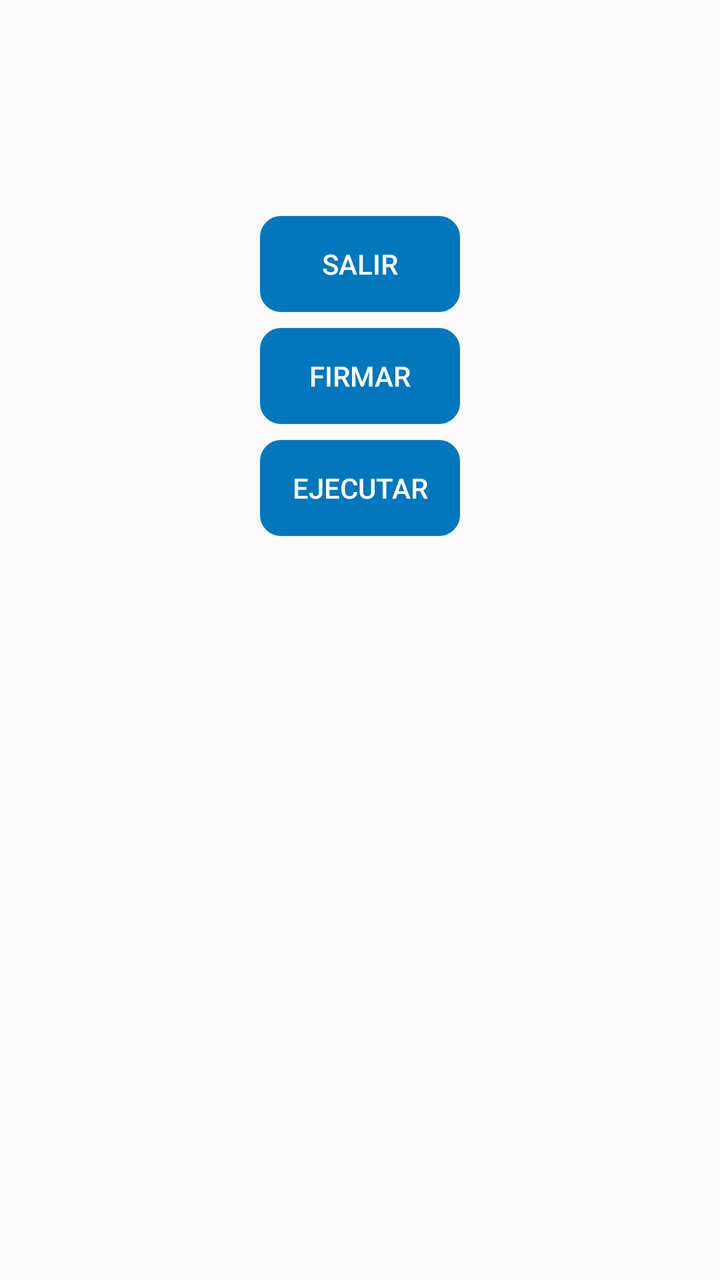
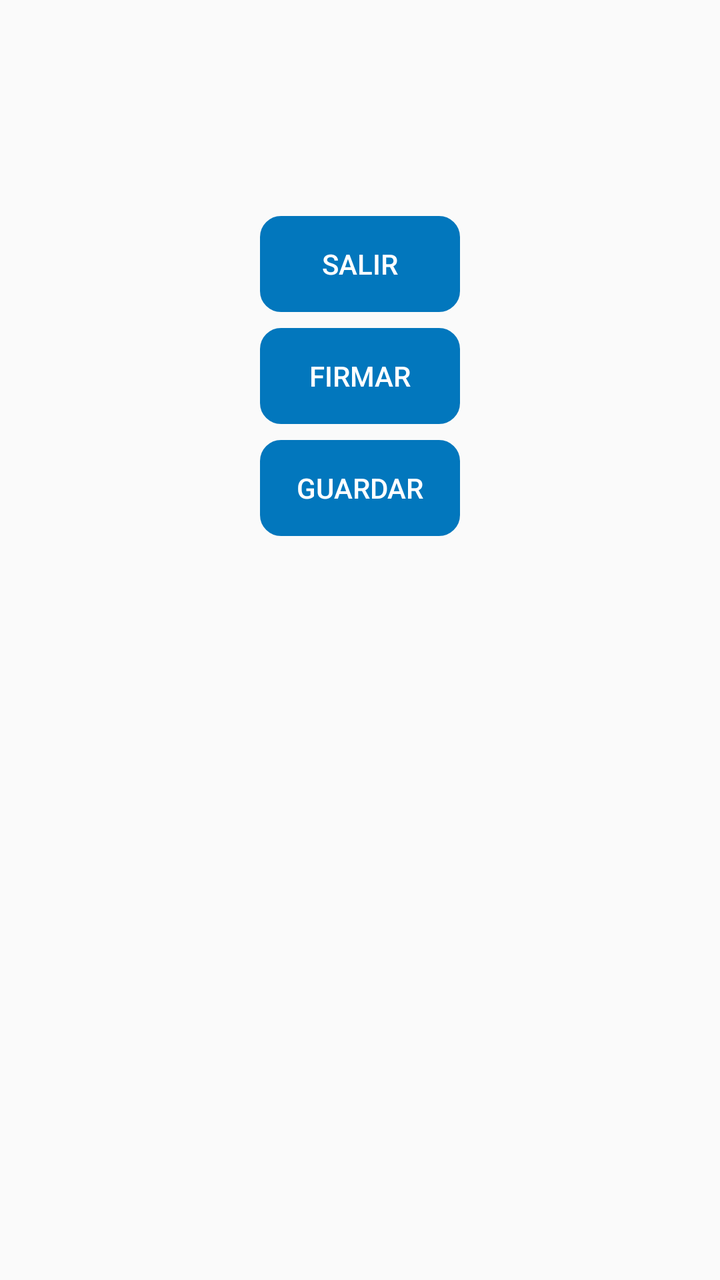

The first picture is an Android layout as it rendered before a commit; the second is the same layout after the commit. The layout source and the unified diff follow.
<!-- AndroidManifest.xml: application theme AppTheme -->
<!-- res/layout/activity_ejecutar_reporte.xml -->
<?xml version="1.0" encoding="utf-8"?>
<FrameLayout xmlns:android="http://schemas.android.com/apk/res/android"
    xmlns:app="http://schemas.android.com/apk/res-auto"
    xmlns:tools="http://schemas.android.com/tools"
    android:layout_width="match_parent"
    android:layout_height="match_parent"
    tools:context=".Fragments.EjecutarReportes">

    <android.support.constraint.ConstraintLayout
        android:layout_width="match_parent"
        android:layout_height="match_parent"
        android:layout_marginTop="100dp">

        <Button
            android:id="@+id/ejecutarR"
            android:layout_width="100dp"
            android:layout_height="wrap_content"
            android:layout_alignParentStart="true"
            android:layout_marginTop="8dp"
            android:background="@drawable/boton"
            android:backgroundTint="@color/colorPrimary"
            android:text="@string/ejecutar"
            android:textColor="#fff"
            app:layout_constraintEnd_toEndOf="@+id/firmarRep"
            app:layout_constraintStart_toStartOf="@+id/firmarRep"
            app:layout_constraintTop_toBottomOf="@+id/firmarRep" />

        <Button
            android:id="@+id/firmarRep"
            android:layout_width="100dp"
            android:layout_height="wrap_content"
            android:layout_alignParentEnd="true"
            android:layout_marginTop="8dp"
            android:layout_toEndOf="@+id/ejecutarR"
            android:background="@drawable/boton"
            android:backgroundTint="@color/colorPrimary"
            android:enabled="true"
            android:text="@string/firmar"
            android:textColor="#fff"
            app:layout_constraintEnd_toEndOf="@+id/SalirR"
            app:layout_constraintStart_toStartOf="@+id/SalirR"
            app:layout_constraintTop_toBottomOf="@+id/SalirR" />

        <Button
            android:id="@+id/SalirR"
            android:layout_width="100dp"
            android:layout_height="wrap_content"
            android:layout_below="@+id/ejecutarR"
            android:layout_centerHorizontal="true"
            android:layout_marginStart="8dp"
            android:layout_marginTop="8dp"
            android:layout_marginEnd="8dp"
            android:background="@drawable/boton"
            android:backgroundTint="@color/colorPrimary"
            android:text="@string/salir"
            android:textColor="#fff"
            app:layout_constraintEnd_toEndOf="parent"
            app:layout_constraintStart_toStartOf="parent"
            app:layout_constraintTop_toTopOf="parent" />
    </android.support.constraint.ConstraintLayout>
</FrameLayout>
<!-- resources referenced by this layout -->
<resources>
  <color name="colorPrimary">#0277BD</color>
  <!-- drawable boton (drawable) -->
  <?xml version="1.0" encoding="utf-8"?>
      <shape xmlns:android="http://schemas.android.com/apk/res/android" android:shape="rectangle">
          <stroke  android:width="1dp"/>
          <corners android:radius="10dp"/>
  
  
      </shape>
  <string name="ejecutar">Ejecutar</string>
  <string name="firmar">Firmar</string>
  <string name="salir">Salir</string>
  <style name="AppTheme" parent="Theme.AppCompat.Light.DarkActionBar">
          
          <item name="colorPrimary">@color/colorPrimary</item>
          <item name="colorPrimaryDark">@color/colorPrimaryDark</item>
          <item name="colorAccent">@color/colorAccent</item>
          <item name="android:colorForeground">@android:color/background_dark</item>
      </style>
  <color name="colorPrimaryDark">#004C8C</color>
  <color name="colorAccent">#0000FF</color>
</resources>

<!-- the commit's change to res/layout/activity_ejecutar_reporte.xml (unified diff, before → after) -->
@@ -19,7 +19,7 @@
             android:layout_marginTop="8dp"
             android:background="@drawable/boton"
             android:backgroundTint="@color/colorPrimary"
-            android:text="@string/ejecutar"
+            android:text="@string/guardar"
             android:textColor="#fff"
             app:layout_constraintEnd_toEndOf="@+id/firmarRep"
             app:layout_constraintStart_toStartOf="@+id/firmarRep"
<!-- resource entries referenced after the edit -->
@@ -9,8 +9,8 @@
   
   
       </shape>
-  <string name="ejecutar">Ejecutar</string>
   <string name="firmar">Firmar</string>
+  <string name="guardar">Guardar</string>
   <string name="salir">Salir</string>
   <style name="AppTheme" parent="Theme.AppCompat.Light.DarkActionBar">
           
